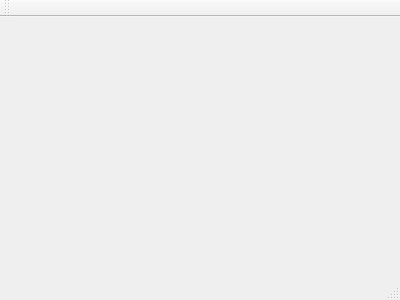
rust3128/HotlineSchedule, file mainwindow.ui: the form before one commit.
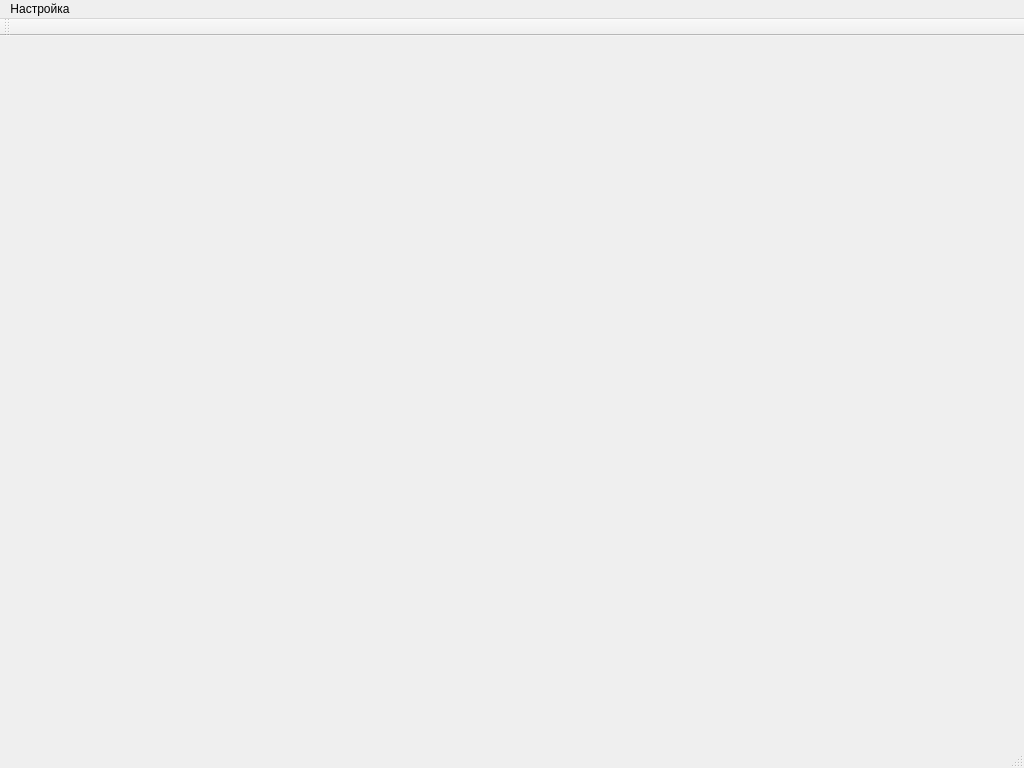
The form after the commit.

The edit to the form file:
```diff
--- a/mainwindow.ui
+++ b/mainwindow.ui
@@ -1,24 +1,57 @@
 <ui version="4.0">
  <class>MainWindow</class>
- <widget class="QMainWindow" name="MainWindow" >
-  <property name="geometry" >
+ <widget class="QMainWindow" name="MainWindow">
+  <property name="geometry">
    <rect>
     <x>0</x>
     <y>0</y>
-    <width>400</width>
-    <height>300</height>
+    <width>1024</width>
+    <height>768</height>
    </rect>
   </property>
   <property name="windowTitle" >
    <string>MainWindow</string>
   </property>
-  <widget class="QMenuBar" name="menuBar" />
-  <widget class="QToolBar" name="mainToolBar" />
-  <widget class="QWidget" name="centralWidget" />
-  <widget class="QStatusBar" name="statusBar" />
+  <widget class="QWidget" name="centralWidget"/>
+  <widget class="QMenuBar" name="menuBar">
+   <property name="geometry">
+    <rect>
+     <x>0</x>
+     <y>0</y>
+     <width>1024</width>
+     <height>23</height>
+    </rect>
+   </property>
+   <widget class="QMenu" name="menuSettings">
+    <property name="title">
+     <string>Настройка</string>
+    </property>
+    <addaction name="actionOptions"/>
+    <addaction name="actionUsers"/>
+   </widget>
+   <addaction name="menuSettings"/>
+  </widget>
+  <widget class="QToolBar" name="mainToolBar">
+   <attribute name="toolBarArea">
+    <enum>TopToolBarArea</enum>
+   </attribute>
+   <attribute name="toolBarBreak">
+    <bool>false</bool>
+   </attribute>
+  </widget>
+  <widget class="QStatusBar" name="statusBar"/>
+  <action name="actionOptions">
+   <property name="text">
+    <string>Параметры</string>
+   </property>
+  </action>
+  <action name="actionUsers">
+   <property name="text">
+    <string>Пользователи</string>
+   </property>
+  </action>
  </widget>
- <layoutDefault spacing="6" margin="11" />
- <pixmapfunction></pixmapfunction>
+ <layoutdefault spacing="6" margin="11"/>
  <resources/>
  <connections/>
 </ui>
```
Left out of the diff: 5 changed lines with no effect on the pictures.
